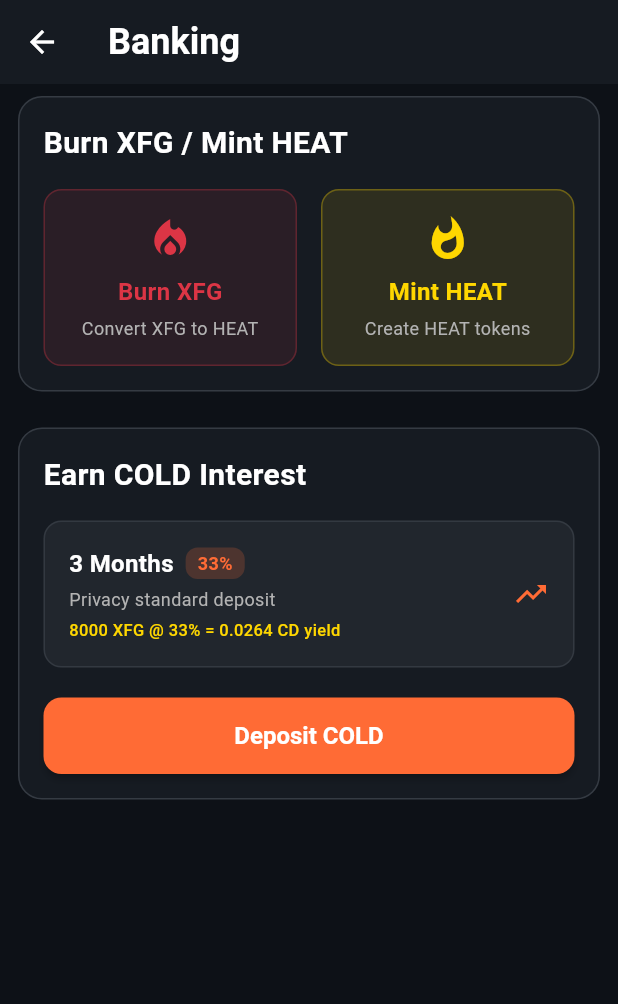
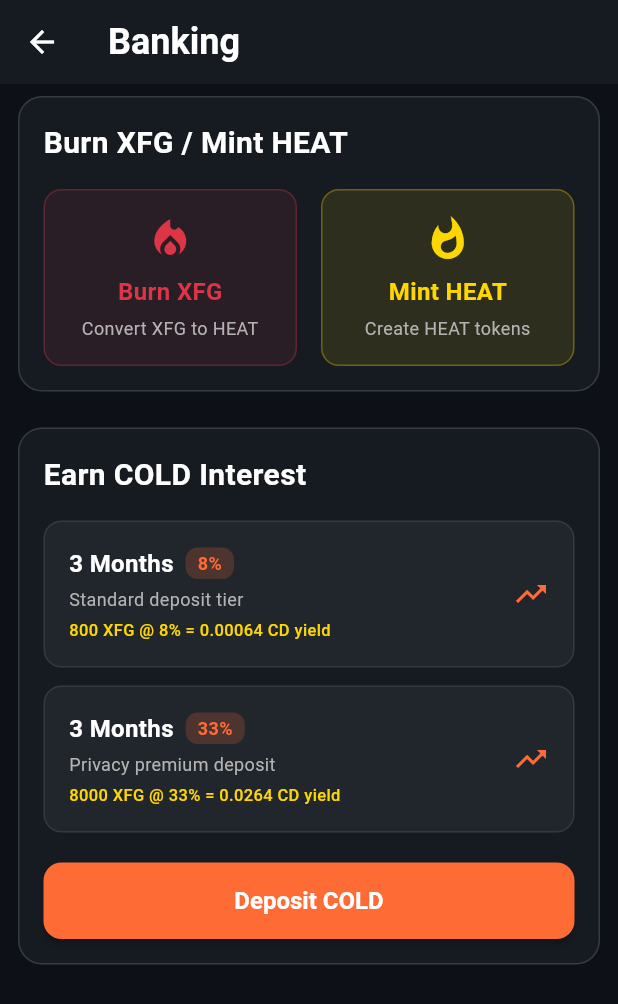
Before and after one commit to usexfg/fuego-wallet, a Flutter app: the BankingScreen screen opened directly, on a phone screen of 412 x 824 dp. Shown: the top 1004 px of the screen. Run offline on Flutter 3.47's test engine with Material 3 defaults, Android fonts, the phone set to English and light mode, and no system bars; our stand-ins replace animated_text_kit, connectivity_plus, dio, flutter_secure_storage, local_auth, qr_flutter; missing offline and left inert: cryptography; accounts and stored records are empty; network calls fail.

Commit message:
🏦 Two-Tier COLD Deposit System Added
• Added 800 XFG @ 8% APY tier (Standard deposit)
• Kept 8000 XFG @ 33% APY tier (Privacy premium deposit)
• Both terms: 3 Months fixed
• Clear tier differentiation for user choice
• Maintains privacy compliance standards

Two-tier banking system: Standard (800 XFG) & Premium (8000 XFG)! 💰

```diff
--- a/lib/screens/banking/banking_screen.dart
+++ b/lib/screens/banking/banking_screen.dart
@@ -110,8 +110,15 @@ class _BankingScreenState extends State<BankingScreen> {
                   const SizedBox(height: 16),
                   _buildInterestCard(
                     title: '3 Months',
+                    rate: '8%',
+                    description: 'Standard deposit tier',
+                    example: '800 XFG @ 8% = 0.00064 CD yield',
+                  ),
+                  const SizedBox(height: 12),
+                  _buildInterestCard(
+                    title: '3 Months',
                     rate: '33%',
-                    description: 'Privacy standard deposit',
+                    description: 'Privacy premium deposit',
                     example: '8000 XFG @ 33% = 0.0264 CD yield',
                   ),
                   const SizedBox(height: 20),
```
